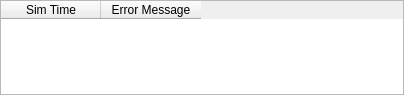
The window that vigir_ocs_log_sbar/src/miniError.ui (team-vigir/vigir_ocs_common) describes before a commit, drawn with Qt 5.
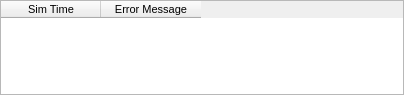
The same window after the commit.

```diff
--- a/vigir_ocs_log_sbar/src/miniError.ui
+++ b/vigir_ocs_log_sbar/src/miniError.ui
@@ -25,9 +25,14 @@
   <property name="maximumSize">
    <size>
     <width>420</width>
-    <height>180</height>
+    <height>200</height>
    </size>
   </property>
+  <property name="font">
+   <font>
+    <pointsize>8</pointsize>
+   </font>
+  </property>
   <property name="windowTitle">
    <string>LogSbar</string>
   </property>
@@ -44,7 +49,7 @@
    <property name="maximumSize">
     <size>
      <width>16777215</width>
-     <height>400</height>
+     <height>200</height>
     </size>
    </property>
    <property name="styleSheet">
```
